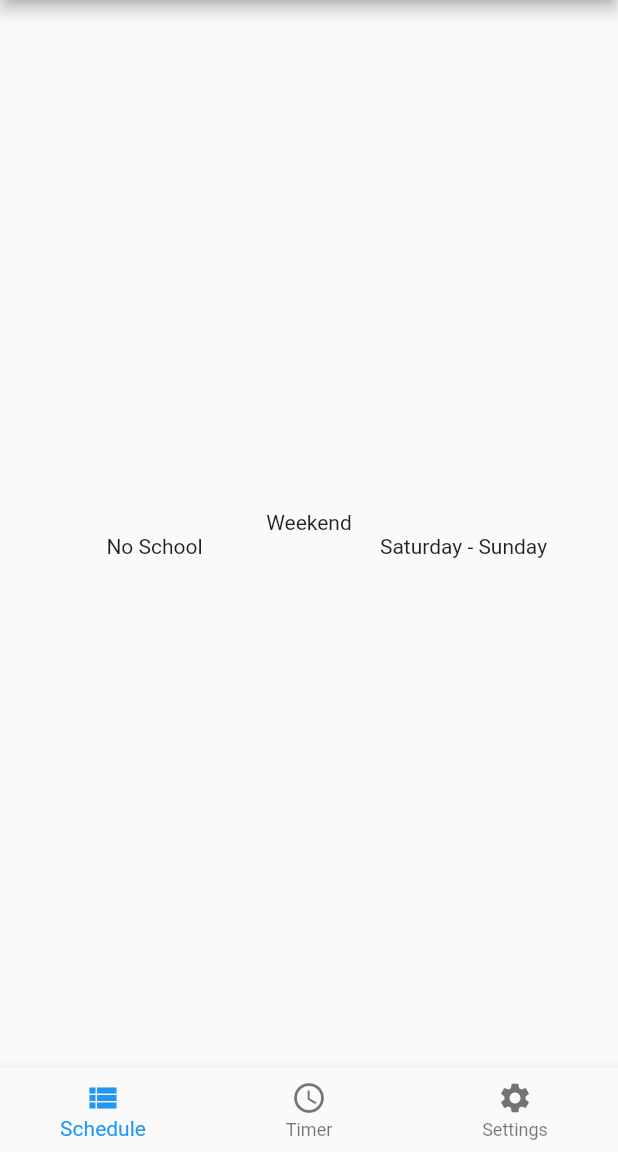
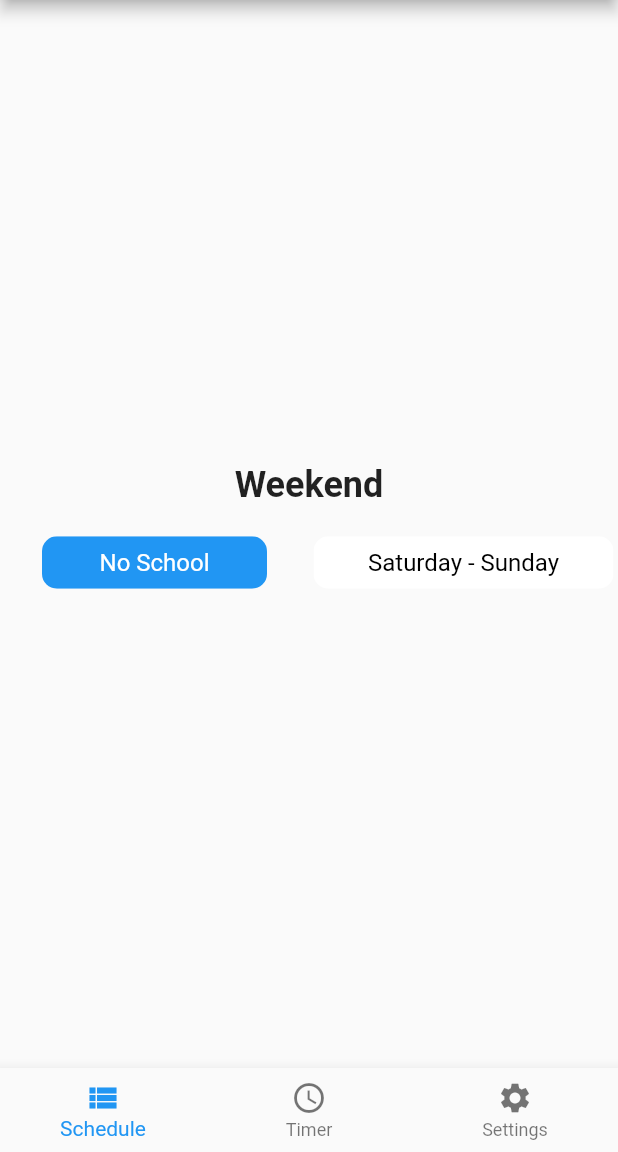
Before and after one commit to kazijamal/stuy-bell-schedule, a Flutter app: the screen it shows after launch, on a phone screen of 412 x 824 dp, the part 84-1236 px from its top. Run offline on Flutter 3.47's test engine with Material 2 defaults, Android fonts, the phone set to English and light mode, and no system bars; our stand-ins replace shared_preferences.

Commit message:
Style schedule screen

```diff
--- /dev/null
+++ b/lib/presentation/schedule/period.dart
@@ -0,0 +1,38 @@
+import 'package:flutter/material.dart';
+
+class Period extends StatelessWidget {
+  Period({Key key, this.value}) : super(key: key);
+
+  final String value;
+  // This widget is the root of your application.
+  @override
+  Widget build(BuildContext context) {
+    return Center(
+        child: Column(
+      mainAxisAlignment: MainAxisAlignment.center,
+      children: <Widget>[
+        ClipRRect(
+          borderRadius: BorderRadius.circular(10.0),
+          child: Container(
+            width: 150.0,
+            height: 35.0,
+            child: Material(
+              color: Colors.blue,
+              child: Column(
+                mainAxisAlignment: MainAxisAlignment.center,
+                children: <Widget>[
+                  Text(
+                    '$value',
+                    textAlign: TextAlign.center,
+                    style: TextStyle(color: Colors.white, fontSize: 16),
+                  ),
+                ],
+              ),
+            ),
+          ),
+        ),
+        SizedBox(height: 10)
+      ],
+    ));
+  }
+}
--- a/lib/presentation/schedule/schedule_screen.dart
+++ b/lib/presentation/schedule/schedule_screen.dart
@@ -3,6 +3,9 @@ import 'package:shared_preferences/shared_preferences.dart';
 
 import '../../state/schedule_data.dart';
 import '../../state/schedule_type.dart';
+
+import './period.dart';
+import './time.dart';
 
 class ScheduleScreen extends StatefulWidget {
   @override
@@ -54,22 +57,24 @@ class _ScheduleScreenState extends State<ScheduleScreen> {
               child: Column(
                 mainAxisAlignment: MainAxisAlignment.center,
                 children: <Widget>[
-                  Text(_schedule),
+                  Text(
+                    _schedule,
+                    style: TextStyle(fontSize: 24, fontWeight: FontWeight.bold),
+                  ),
+                  SizedBox(height: 20),
                   Row(
                     children: <Widget>[
                       Expanded(
                         child: Column(
                           children: <Widget>[
-                            // TODO unsupported on older Dart
-                            for (var item in _periods) Text(item)
+                            for (var value in _periods) Period(value: value)
                           ],
                         ),
                       ),
                       Expanded(
                         child: Column(
                           children: <Widget>[
-                            // TODO unsupported on older Dart
-                            for (var item in _times) Text(item)
+                            for (var value in _times) Time(value: value)
                           ],
                         ),
                       ),
--- /dev/null
+++ b/lib/presentation/schedule/time.dart
@@ -0,0 +1,38 @@
+import 'package:flutter/material.dart';
+
+class Time extends StatelessWidget {
+  Time({Key key, this.value}) : super(key: key);
+
+  final String value;
+  // This widget is the root of your application.
+  @override
+  Widget build(BuildContext context) {
+    return Center(
+        child: Column(
+      mainAxisAlignment: MainAxisAlignment.center,
+      children: <Widget>[
+        ClipRRect(
+          borderRadius: BorderRadius.circular(10.0),
+          child: Container(
+            width: 200.0,
+            height: 35.0,
+            child: Material(
+              color: Colors.white,
+              child: Column(
+                mainAxisAlignment: MainAxisAlignment.center,
+                children: <Widget>[
+                  Text(
+                    '$value',
+                    textAlign: TextAlign.center,
+                    style: TextStyle(color: Colors.black, fontSize: 16),
+                  ),
+                ],
+              ),
+            ),
+          ),
+        ),
+        SizedBox(height: 10)
+      ],
+    ));
+  }
+}
```
